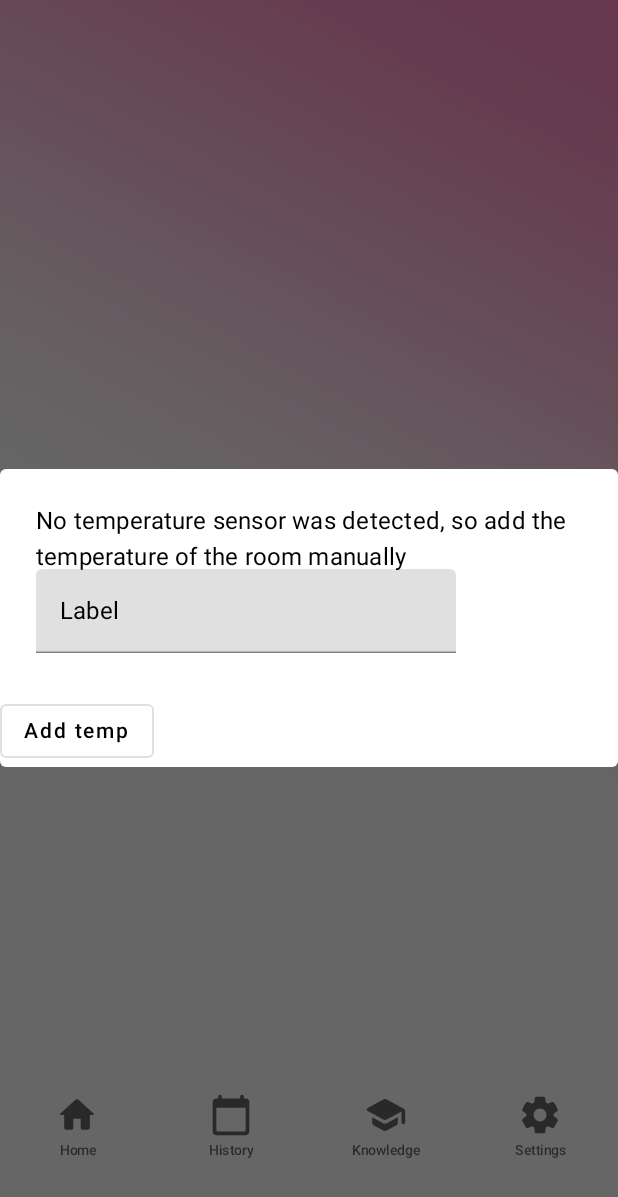
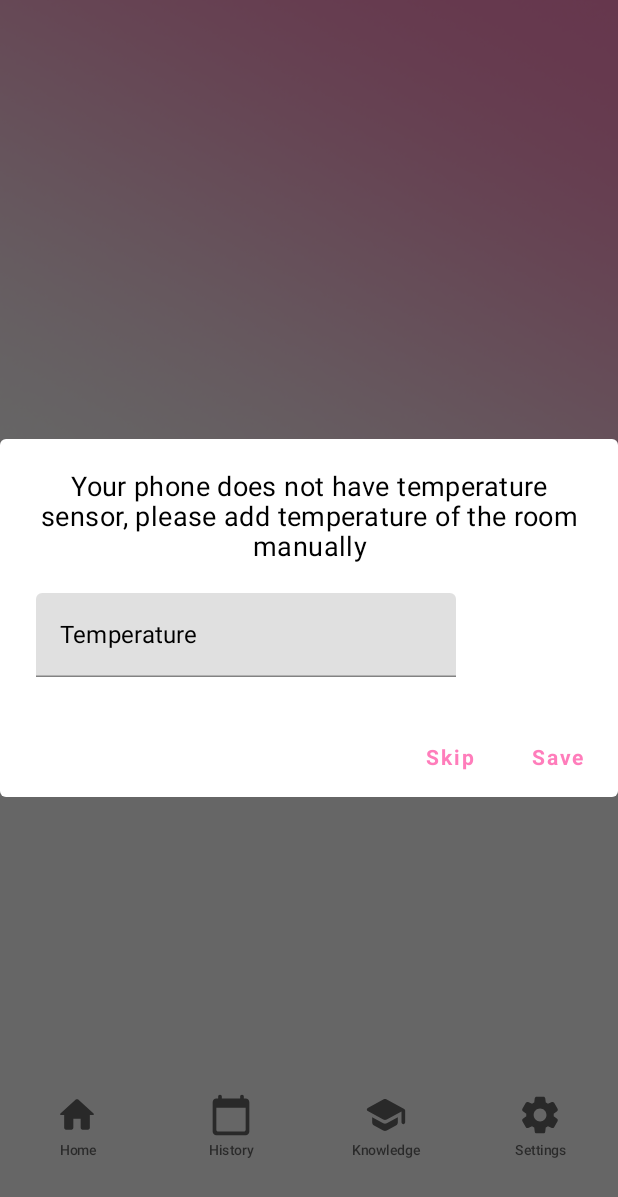
Before and after one commit to Jonnboy91/lullanap, an Android app built with Jetpack Compose: the scanning screen opened through its navigation route, on a phone screen of 412 x 824 dp. Shown: the top 1197 px of the screen. Run offline under Robolectric (Android 15) with nearby library versions, the phone set to English and light mode, and no system bars; our stand-ins replace livedata-compose.

Commit message:
Minor UI improvements.

```diff
--- a/app/src/main/java/com/jonnesten/lullanap/screens/ScanningScreen.kt
+++ b/app/src/main/java/com/jonnesten/lullanap/screens/ScanningScreen.kt
@@ -62,7 +62,7 @@ fun ScanningScreen(
     var dB: Double = 20 * Math.log10(soundMeter.getAmplitude() / 32767);
     Log.d("SoundDB", "value is $dB")*/
 
-    if(lightScanValue != null && !luxScanned.value){
+    if (lightScanValue != null && !luxScanned.value) {
         Handler(Looper.getMainLooper()).postDelayed({
             Log.d("VALUE", "${sensorViewModel.lux.value}")
             luxValue.value = sensorViewModel.lux.value
@@ -70,21 +70,22 @@ fun ScanningScreen(
         }, 1000)
     }
     Handler(Looper.getMainLooper()).postDelayed({
-        if(lightScanValue == null) {
+        if (lightScanValue == null) {
             luxScanned.value = true
         }
-        if(tempScanValue == null && !addTemperature){
+        if (tempScanValue == null && !addTemperature) {
             tempScanned.value = true
         }
-        if(dB == null) {
+        if (dB == null) {
             dbScanned.value = true
-        }}, 5000)
+        }
+    }, 5000)
 
-    if(sensorViewModel.hasTempSensor.value != true && sensorViewModel.temp.value == null){
+    if (sensorViewModel.hasTempSensor.value != true && sensorViewModel.temp.value == null) {
         addTemperature = true
     }
 
-    if(sensorViewModel.temp.value != null && !tempScanned.value){
+    if (sensorViewModel.temp.value != null && !tempScanned.value) {
         Handler(Looper.getMainLooper()).postDelayed({
             Log.d("VALUE", sensorViewModel.temp.value.toString())
             tempValue.value = sensorViewModel.temp.value
@@ -92,7 +93,7 @@ fun ScanningScreen(
         }, 1000)
     }
 
-    if(!dbScanned.value && dB != null){
+    if (!dbScanned.value && dB != null) {
         Handler(Looper.getMainLooper()).postDelayed({
             dbValue.value = dB
             dbValue.value?.let { sensorViewModel.updateDB(it) }
@@ -100,7 +101,7 @@ fun ScanningScreen(
         }, 1000)
     }
 
-    if(dbScanned.value && luxScanned.value && tempScanned.value){
+    if (dbScanned.value && luxScanned.value && tempScanned.value) {
         Handler(Looper.getMainLooper()).postDelayed({
             navController.navigate("results")
         }, 1000)
@@ -244,29 +245,42 @@ fun ScanningScreen(
         }
         // TODO This AlertDialog should pop up only after clicking scanning and you would be on the scanning screen
         if (addTemperature) {
+            val textFieldValue = remember { mutableStateOf("")}
             AlertDialog(
                 onDismissRequest = {
                     Log.d("addTemp", "YOU NEED TO ADD TEMPERATURE")
                 },
-                title = {
-                    Text("No temperature sensor was detected, so add the temperature of the room manually", color = MaterialTheme.colors.onPrimary)
+                text = {
+                    Column {
+                        Text(
+                            stringResource(R.string.add_temp),
+                            color = MaterialTheme.colors.onPrimary,
+                            textAlign = TextAlign.Center,
+                            fontWeight = FontWeight.Normal,
+                            fontSize = 18.sp
+                        )
+                        Spacer(modifier = Modifier.padding(10.dp))
+                        TextField(
+                            value = textFieldValue.value,
+                            onValueChange = {
+                                textFieldValue.value = it
+                                tempValue.value = it.toFloat()
                             },
-                text = {
-                    TextField(
-                        value = "",
-                        onValueChange = { tempValue.value = it.toFloat() },
-                        label = { Text("Label", color = MaterialTheme.colors.onPrimary) },
+                            label = {
+                                Text(
+                                    stringResource(R.string.temperature),
+                                    color = MaterialTheme.colors.onPrimary
+                                )
+                            },
                             keyboardOptions = KeyboardOptions(
                                 keyboardType =
                                 KeyboardType.Number
                             ),
-                        // TODO INPUT text not showing???
-                        colors = TextFieldDefaults.textFieldColors(textColor = MaterialTheme.colors.onPrimary),
-                        textStyle = TextStyle(color = MaterialTheme.colors.onPrimary)
                         )
+                    }
                 },
-                buttons = {
-                    OutlinedButton(
+                confirmButton = {
+                    TextButton(
                         onClick = {
                             addTemperature = false
                             val value = tempValue.value
@@ -275,9 +289,32 @@ fun ScanningScreen(
                             }
                         }
                     ) {
-                        Text(text = "Add temp", color = MaterialTheme.colors.onPrimary,)
+                        Text(
+                            stringResource(R.string.save_data),
+                            color = MaterialTheme.colors.secondaryVariant,
+                            fontWeight = FontWeight.Bold
+                        )
+                    }
+                },
+                dismissButton = {
+                    // TODO Change Temp value optional, if user skips, do not show the temp value anywhere
+                    TextButton(
+                        onClick = {
+                            addTemperature = false
+                            val value = tempValue.value
+                            if (value != null) {
+                                sensorViewModel.updateTemp(0.0f)
                             }
                         }
+                    ) {
+                        Text(
+                            stringResource(R.string.skip),
+                            color = MaterialTheme.colors.secondaryVariant,
+                            fontWeight = FontWeight.Bold
+                        )
+                    }
+                },
+                backgroundColor = MaterialTheme.colors.primary,
             )
         }
     }
--- a/app/src/main/java/com/jonnesten/lullanap/ui/theme/Color.kt
+++ b/app/src/main/java/com/jonnesten/lullanap/ui/theme/Color.kt
@@ -2,7 +2,7 @@ package com.jonnesten.lullanap.ui.theme
 
 import androidx.compose.ui.graphics.Color
 
-val Pink = Color(0xFFFFD7EA)
+val Pink = Color(0xFFFFA2CE)
 val DarkPink = Color(0xFFFF7DBB)
 val Black = Color(0xFF000000)
 val LightBlack = Color(0xFF252625)
--- a/app/src/main/res/values/strings.xml
+++ b/app/src/main/res/values/strings.xml
@@ -20,5 +20,7 @@
     <string name="show_in_fahrenheit">Show in Fahrenheit</string>
     <string name="scanning">Scanning…</string>
     <string name="scan_again">Scan again</string>
-    <string name="save_data">Save data</string>
+    <string name="save_data">Save</string>
+    <string name="add_temp">Your phone does not have temperature sensor, please add temperature of the room manually</string>
+    <string name="skip">Skip</string>
 </resources>
```
Also changed, not shown: app/src/main/java/com/jonnesten/lullanap/MainActivity.kt (+2 -8 lines), app/src/main/java/com/jonnesten/lullanap/screens/HomeScreen.kt (+6 -2 lines), 1 other file. Lines whose indentation alone changed are shown as unchanged.
